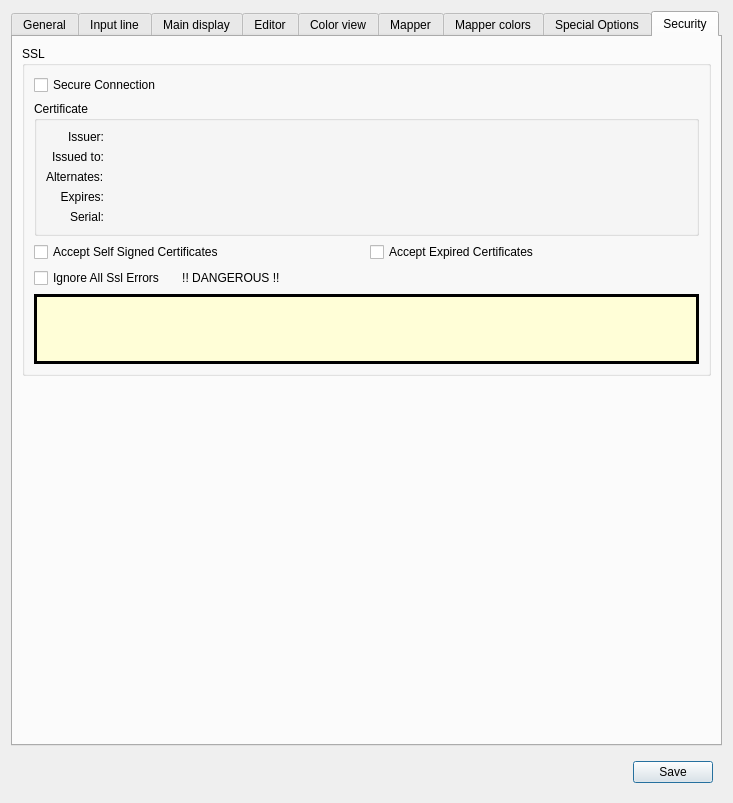
The window that src/ui/profile_preferences.ui (Mudlet/Mudlet) describes before a commit, drawn with Qt 5.
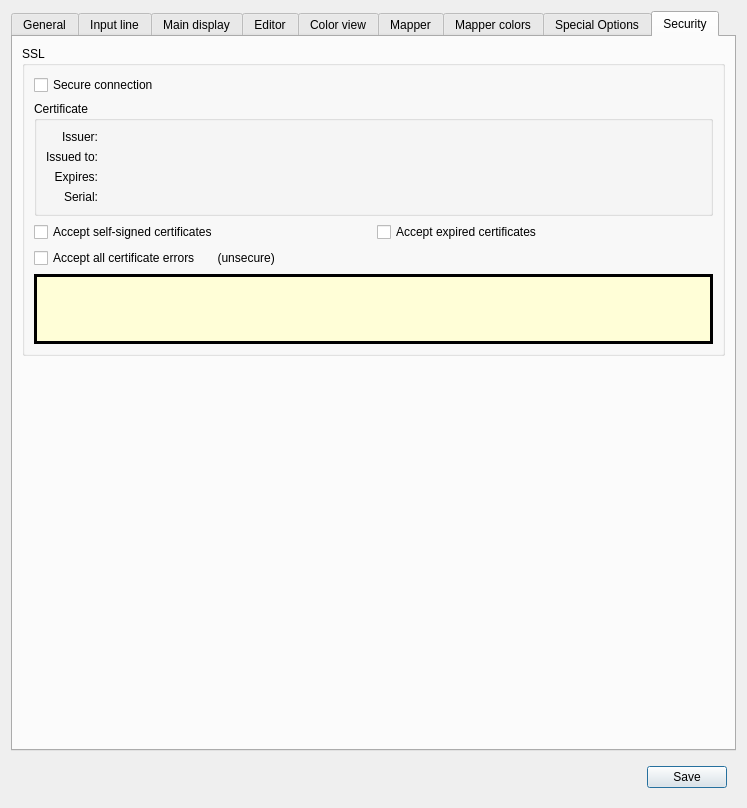
The same window after the commit. The open tabs and pages were chosen to show the change. Icons and pictures are not drawn. Custom widgets are drawn as their Qt base class.

Commit message:
compile error, and error message handling
fix cast errors, remove alternate names, improve console window error display, including persistent errors

The edit to the form file:
```diff
--- a/src/ui/profile_preferences.ui
+++ b/src/ui/profile_preferences.ui
@@ -6,8 +6,8 @@
    <rect>
     <x>0</x>
     <y>0</y>
-    <width>733</width>
-    <height>803</height>
+    <width>747</width>
+    <height>808</height>
    </rect>
   </property>
   <property name="sizePolicy">
@@ -2732,16 +2732,6 @@
           <string>SSL</string>
          </property>
          <layout class="QGridLayout" name="gridLayout_30">
-          <item row="3" column="0">
-           <widget class="QCheckBox" name="checkBox_ignore_all">
-            <property name="toolTip">
-             <string extracomment="Ignore all SSL/TLS errors - this negates the point of a secure connection, use carefully"/>
-            </property>
-            <property name="text">
-             <string>Ignore All Ssl Errors       !! DANGEROUS !!</string>
-            </property>
-           </widget>
-          </item>
           <item row="4" column="0" colspan="2">
            <widget class="QFrame" name="notificationArea">
             <property name="sizePolicy">
@@ -4675,7 +4665,7 @@
              <string extracomment="Accept secure certificates from the game even if they have expired. This presents a security risk"/>
             </property>
             <property name="text">
-             <string>Accept Self Signed Certificates</string>
+             <string>Accept self-signed certificates</string>
             </property>
            </widget>
           </item>
@@ -4685,7 +4675,7 @@
              <string extracomment="Accept secure certificates from the game even if they have expired. This presents a security risk"/>
             </property>
             <property name="text">
-             <string>Accept Expired Certificates</string>
+             <string>Accept expired certificates</string>
             </property>
            </widget>
           </item>
@@ -4695,7 +4685,7 @@
              <string extracomment="Enable SSL / TLS for this game"/>
             </property>
             <property name="text">
-             <string>Secure Connection</string>
+             <string>Secure connection</string>
             </property>
            </widget>
           </item>
@@ -4710,21 +4700,39 @@
             <property name="title">
              <string>Certificate</string>
             </property>
-            <layout class="QGridLayout" name="gridLayout_16" columnstretch="0,3,0,0">
+            <layout class="QGridLayout" name="gridLayout_16" columnstretch="0,1,0,0">
+             <item row="2" column="1" colspan="3">
+              <widget class="QLabel" name="ssl_expires_label">
+               <property name="text">
+                <string/>
+               </property>
+              </widget>
+             </item>
+             <item row="1" column="1" colspan="3">
+              <widget class="QLabel" name="ssl_issued_label">
+               <property name="text">
+                <string/>
+               </property>
+              </widget>
+             </item>
+             <item row="0" column="1" colspan="3">
+              <widget class="QLabel" name="ssl_issuer_label">
+               <property name="text">
+                <string/>
+               </property>
+              </widget>
+             </item>
+             <item row="3" column="1" colspan="3">
+              <widget class="QLabel" name="ssl_serial_label">
+               <property name="text">
+                <string/>
+               </property>
+              </widget>
+             </item>
              <item row="3" column="0">
-              <widget class="QLabel" name="label_3">
+              <widget class="QLabel" name="label_7">
                <property name="text">
-                <string>Expires:</string>
-               </property>
-               <property name="alignment">
-                <set>Qt::AlignRight|Qt::AlignTrailing|Qt::AlignVCenter</set>
-               </property>
-              </widget>
-             </item>
-             <item row="1" column="0">
-              <widget class="QLabel" name="label_2">
-               <property name="text">
-                <string>Issued to:</string>
+                <string>Serial:</string>
                </property>
                <property name="alignment">
                 <set>Qt::AlignRight|Qt::AlignTrailing|Qt::AlignVCenter</set>
@@ -4744,10 +4752,10 @@
                </property>
               </widget>
              </item>
-             <item row="4" column="0">
-              <widget class="QLabel" name="label_7">
+             <item row="1" column="0">
+              <widget class="QLabel" name="label_2">
                <property name="text">
-                <string>Serial:</string>
+                <string>Issued to:</string>
                </property>
                <property name="alignment">
                 <set>Qt::AlignRight|Qt::AlignTrailing|Qt::AlignVCenter</set>
@@ -4755,50 +4763,28 @@
               </widget>
              </item>
              <item row="2" column="0">
-              <widget class="QLabel" name="label_4">
+              <widget class="QLabel" name="label_3">
                <property name="text">
-                <string>Alternates:</string>
+                <string>Expires:</string>
                </property>
-              </widget>
-             </item>
-             <item row="2" column="1">
-              <widget class="QLabel" name="ssl_alternate_names">
-               <property name="text">
-                <string/>
-               </property>
-              </widget>
-             </item>
-             <item row="4" column="1" colspan="3">
-              <widget class="QLabel" name="ssl_serial_label">
-               <property name="text">
-                <string/>
-               </property>
-              </widget>
-             </item>
-             <item row="0" column="1" colspan="3">
-              <widget class="QLabel" name="ssl_issuer_label">
-               <property name="text">
-                <string/>
-               </property>
-              </widget>
-             </item>
-             <item row="1" column="1" colspan="3">
-              <widget class="QLabel" name="ssl_issued_label">
-               <property name="text">
-                <string/>
-               </property>
-              </widget>
-             </item>
-             <item row="3" column="1" colspan="3">
-              <widget class="QLabel" name="ssl_expires_label">
-               <property name="text">
-                <string/>
+               <property name="alignment">
+                <set>Qt::AlignRight|Qt::AlignTrailing|Qt::AlignVCenter</set>
                </property>
               </widget>
              </item>
             </layout>
            </widget>
           </item>
+          <item row="3" column="0" colspan="2">
+           <widget class="QCheckBox" name="checkBox_ignore_all">
+            <property name="toolTip">
+             <string extracomment="Ignore all SSL/TLS errors - this negates the point of a secure connection, use carefully"/>
+            </property>
+            <property name="text">
+             <string>Accept all certificate errors       (unsecure)</string>
+            </property>
+           </widget>
+          </item>
          </layout>
         </widget>
        </item>
```
Left out of the diff: 2 changed lines with no effect on the pictures. The commit also changes 4 other files.
